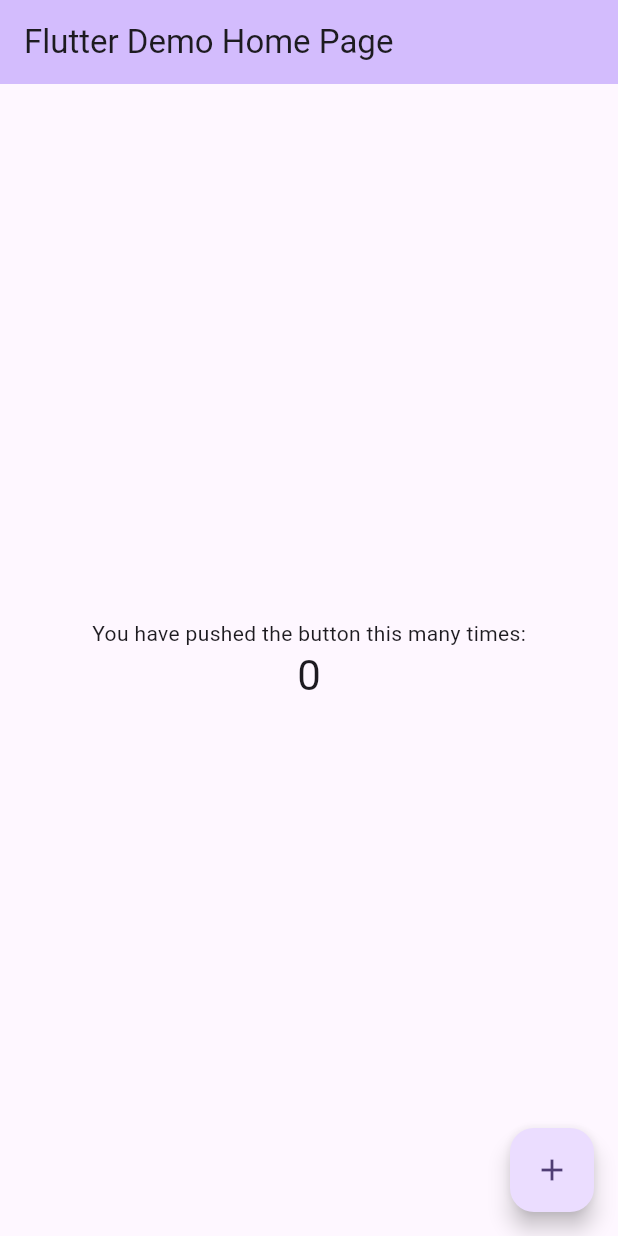
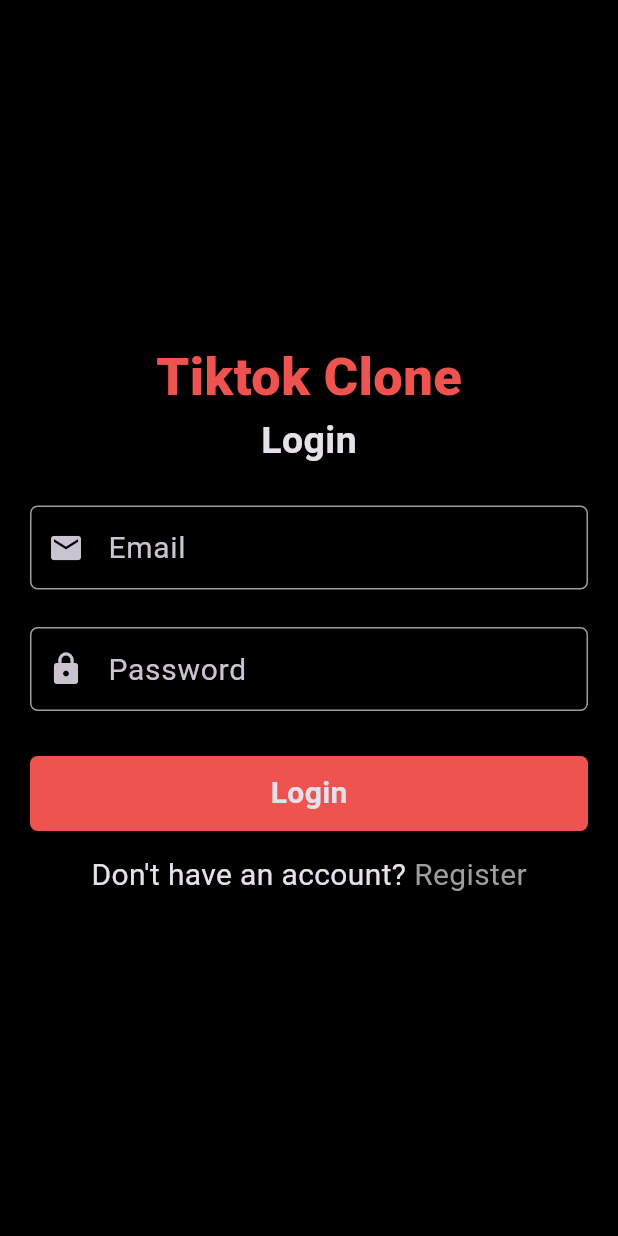
Before and after one commit to Shashwat3012/MAD-Lab, a Flutter app: the screen it shows after launch, on a phone screen of 412 x 824 dp. Run offline on Flutter 3.47's test engine with Material 3 defaults, Android fonts, the phone set to English and light mode, and no system bars.

Commit message:
Experiment 2 completed: Used widgets

```diff
--- /dev/null
+++ b/tiktok_shashwat/lib/constants.dart
@@ -0,0 +1,6 @@
+import 'package:flutter/material.dart';
+
+// COLORS
+const backgroundColor = Colors.black;
+var buttonColor = Colors.red[400];
+const borderColor = Colors.grey;
--- a/tiktok_shashwat/lib/main.dart
+++ b/tiktok_shashwat/lib/main.dart
@@ -1,125 +1,23 @@
 import 'package:flutter/material.dart';
+import 'package:tiktok_shashwat/constants.dart';
+import 'package:tiktok_shashwat/views/screens/auth/login_screen.dart';
 
-void main() {
-  runApp(const MyApp());
-}
+void main() => runApp(MyApp());
 
 class MyApp extends StatelessWidget {
   const MyApp({super.key});
-
   // This widget is the root of your application.
   @override
   Widget build(BuildContext context) {
     return MaterialApp(
-      title: 'Flutter Demo',
-      theme: ThemeData(
-        // This is the theme of your application.
-        //
-        // TRY THIS: Try running your application with "flutter run". You'll see
-        // the application has a purple toolbar. Then, without quitting the app,
-        // try changing the seedColor in the colorScheme below to Colors.green
-        // and then invoke "hot reload" (save your changes or press the "hot
-        // reload" button in a Flutter-supported IDE, or press "r" if you used
-        // the command line to start the app).
-        //
-        // Notice that the counter didn't reset back to zero; the application
-        // state is not lost during the reload. To reset the state, use hot
-        // restart instead.
-        //
-        // This works for code too, not just values: Most code changes can be
-        // tested with just a hot reload.
-        colorScheme: ColorScheme.fromSeed(seedColor: Colors.deepPurple),
-        useMaterial3: true,
+      debugShowCheckedModeBanner: false,
+      // Application name
+      title: 'TikTok Clone',
+      theme: ThemeData.dark().copyWith(
+        scaffoldBackgroundColor: backgroundColor,
       ),
-      home: const MyHomePage(title: 'Flutter Demo Home Page'),
+      // A widget which will be started on application startup
+      home: LoginScreen(),
     );
   }
 }
-
-class MyHomePage extends StatefulWidget {
-  const MyHomePage({super.key, required this.title});
-
-  // This widget is the home page of your application. It is stateful, meaning
-  // that it has a State object (defined below) that contains fields that affect
-  // how it looks.
-
-  // This class is the configuration for the state. It holds the values (in this
-  // case the title) provided by the parent (in this case the App widget) and
-  // used by the build method of the State. Fields in a Widget subclass are
-  // always marked "final".
-
-  final String title;
-
-  @override
-  State<MyHomePage> createState() => _MyHomePageState();
-}
-
-class _MyHomePageState extends State<MyHomePage> {
-  int _counter = 0;
-
-  void _incrementCounter() {
-    setState(() {
-      // This call to setState tells the Flutter framework that something has
-      // changed in this State, which causes it to rerun the build method below
-      // so that the display can reflect the updated values. If we changed
-      // _counter without calling setState(), then the build method would not be
-      // called again, and so nothing would appear to happen.
-      _counter++;
-    });
-  }
-
-  @override
-  Widget build(BuildContext context) {
-    // This method is rerun every time setState is called, for instance as done
-    // by the _incrementCounter method above.
-    //
-    // The Flutter framework has been optimized to make rerunning build methods
-    // fast, so that you can just rebuild anything that needs updating rather
-    // than having to individually change instances of widgets.
-    return Scaffold(
-      appBar: AppBar(
-        // TRY THIS: Try changing the color here to a specific color (to
-        // Colors.amber, perhaps?) and trigger a hot reload to see the AppBar
-        // change color while the other colors stay the same.
-        backgroundColor: Theme.of(context).colorScheme.inversePrimary,
-        // Here we take the value from the MyHomePage object that was created by
-        // the App.build method, and use it to set our appbar title.
-        title: Text(widget.title),
-      ),
-      body: Center(
-        // Center is a layout widget. It takes a single child and positions it
-        // in the middle of the parent.
-        child: Column(
-          // Column is also a layout widget. It takes a list of children and
-          // arranges them vertically. By default, it sizes itself to fit its
-          // children horizontally, and tries to be as tall as its parent.
-          //
-          // Column has various properties to control how it sizes itself and
-          // how it positions its children. Here we use mainAxisAlignment to
-          // center the children vertically; the main axis here is the vertical
-          // axis because Columns are vertical (the cross axis would be
-          // horizontal).
-          //
-          // TRY THIS: Invoke "debug painting" (choose the "Toggle Debug Paint"
-          // action in the IDE, or press "p" in the console), to see the
-          // wireframe for each widget.
-          mainAxisAlignment: MainAxisAlignment.center,
-          children: <Widget>[
-            const Text(
-              'You have pushed the button this many times:',
-            ),
-            Text(
-              '$_counter',
-              style: Theme.of(context).textTheme.headlineMedium,
-            ),
-          ],
-        ),
-      ),
-      floatingActionButton: FloatingActionButton(
-        onPressed: _incrementCounter,
-        tooltip: 'Increment',
-        child: const Icon(Icons.add),
-      ), // This trailing comma makes auto-formatting nicer for build methods.
-    );
-  }
-}
--- /dev/null
+++ b/tiktok_shashwat/lib/views/screens/auth/login_screen.dart
@@ -0,0 +1,118 @@
+import 'package:flutter/material.dart';
+import 'package:tiktok_shashwat/constants.dart';
+import 'package:tiktok_shashwat/views/screens/auth/signup_screen.dart';
+import 'package:tiktok_shashwat/views/widgets/text_input_field.dart';
+
+class LoginScreen extends StatelessWidget {
+  LoginScreen({Key? key}) : super(key: key);
+
+  final TextEditingController _emailController = TextEditingController();
+  final TextEditingController _passwordController = TextEditingController();
+
+  @override
+  Widget build(BuildContext context) {
+    return Scaffold(
+      body: Container(
+        alignment: Alignment.center,
+        child: Column(
+          mainAxisAlignment: MainAxisAlignment.center,
+          children: [
+            Text(
+              'Tiktok Clone',
+              style: TextStyle(
+                fontSize: 35,
+                color: buttonColor,
+                fontWeight: FontWeight.w900,
+              ),
+            ),
+            const Text(
+              'Login',
+              style: TextStyle(
+                fontSize: 25,
+                fontWeight: FontWeight.w700,
+              ),
+            ),
+            const SizedBox(
+              height: 25,
+            ),
+            Container(
+              width: MediaQuery.of(context).size.width,
+              margin: const EdgeInsets.symmetric(horizontal: 20),
+              child: TextInputField(
+                controller: _emailController,
+                labelText: 'Email',
+                icon: Icons.email,
+              ),
+            ),
+            const SizedBox(
+              height: 25,
+            ),
+            Container(
+              width: MediaQuery.of(context).size.width,
+              margin: const EdgeInsets.symmetric(horizontal: 20),
+              child: TextInputField(
+                controller: _passwordController,
+                labelText: 'Password',
+                icon: Icons.lock,
+                isObscure: true,
+              ),
+            ),
+            const SizedBox(
+              height: 30,
+            ),
+            Container(
+              width: MediaQuery.of(context).size.width - 40,
+              height: 50,
+              decoration: BoxDecoration(
+                color: buttonColor,
+                borderRadius: const BorderRadius.all(
+                  Radius.circular(5),
+                ),
+              ),
+              child: InkWell(
+                // onTap: () => authController.loginUser(
+                //   _emailController.text,
+                //   _passwordController.text,
+                // ),
+                child: const Center(
+                  child: Text(
+                    'Login',
+                    style: TextStyle(
+                      fontSize: 20,
+                      fontWeight: FontWeight.w700,
+                    ),
+                  ),
+                ),
+              ),
+            ),
+            const SizedBox(
+              height: 15,
+            ),
+            Row(
+              mainAxisAlignment: MainAxisAlignment.center,
+              children: [
+                const Text(
+                  'Don\'t have an account? ',
+                  style: TextStyle(
+                    fontSize: 20,
+                  ),
+                ),
+                InkWell(
+                  // onTap: () => Navigator.of(context).push(
+                  //   MaterialPageRoute(
+                  //       builder: (context) => SignupScreen(),
+                  //       ),
+                  // ),
+                  child: Text(
+                    'Register',
+                    style: TextStyle(fontSize: 20, color: borderColor),
+                  ),
+                ),
+              ],
+            ),
+          ],
+        ),
+      ),
+    );
+  }
+}
--- /dev/null
+++ b/tiktok_shashwat/lib/views/widgets/text_input_field.dart
@@ -0,0 +1,41 @@
+import 'package:flutter/material.dart';
+import 'package:tiktok_shashwat/constants.dart';
+
+class TextInputField extends StatelessWidget {
+  final TextEditingController controller;
+  final String labelText;
+  final bool isObscure;
+  final IconData icon;
+  const TextInputField({
+    Key? key,
+    required this.controller,
+    required this.labelText,
+    this.isObscure = false,
+    required this.icon,
+  }) : super(key: key);
+
+  @override
+  Widget build(BuildContext context) {
+    return TextField(
+      controller: controller,
+      decoration: InputDecoration(
+        labelText: labelText,
+        prefixIcon: Icon(icon),
+        labelStyle: const TextStyle(
+          fontSize: 20,
+        ),
+        enabledBorder: OutlineInputBorder(
+            borderRadius: BorderRadius.circular(5),
+            borderSide: const BorderSide(
+              color: borderColor,
+            )),
+        focusedBorder: OutlineInputBorder(
+            borderRadius: BorderRadius.circular(5),
+            borderSide: const BorderSide(
+              color: borderColor,
+            )),
+      ),
+      obscureText: isObscure,
+    );
+  }
+}
```
Also changed, not shown: tiktok_shashwat/lib/views/screens/auth/signup_screen.dart (added).
